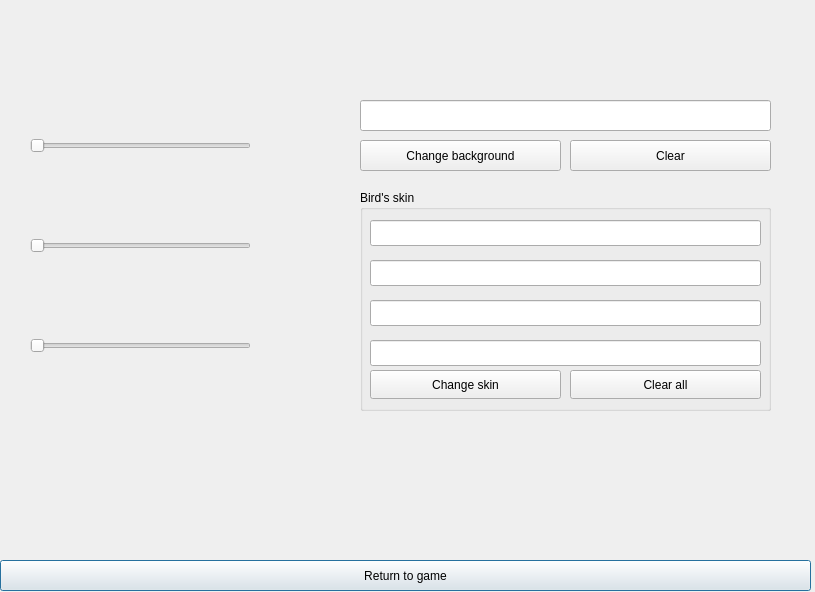
Old version of the form settingswindow.ui in the repository yuras11/Flappy_Bird.
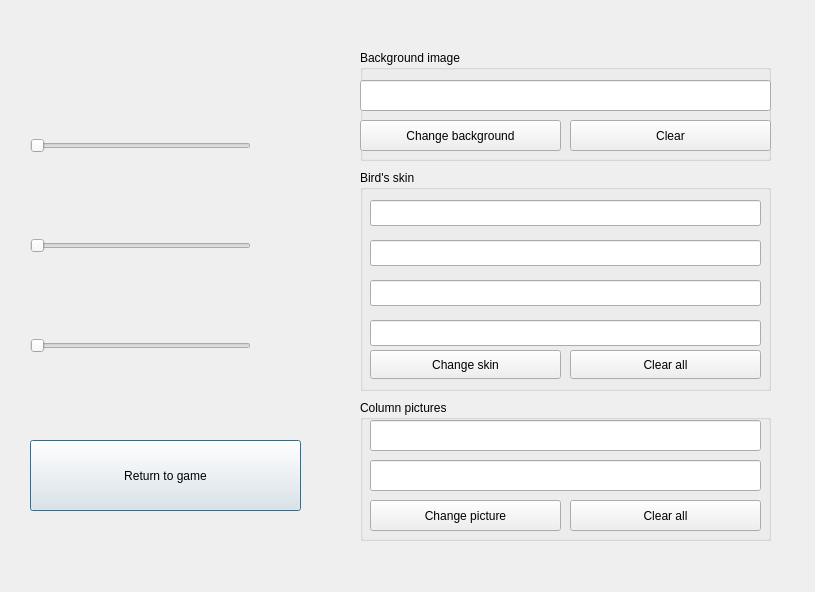
New version of the form.

What changed in the file:
```diff
--- a/settingswindow.ui
+++ b/settingswindow.ui
@@ -29,10 +29,10 @@
   <widget class="QPushButton" name="ReturnButton">
    <property name="geometry">
     <rect>
-     <x>0</x>
-     <y>560</y>
-     <width>811</width>
-     <height>31</height>
+     <x>30</x>
+     <y>440</y>
+     <width>271</width>
+     <height>71</height>
     </rect>
    </property>
    <property name="text">
@@ -65,56 +65,11 @@
     <enum>Qt::Horizontal</enum>
    </property>
   </widget>
-  <widget class="QLineEdit" name="LineForBackground">
+  <widget class="QGroupBox" name="BirdSkinGroupBox">
    <property name="geometry">
     <rect>
      <x>360</x>
-     <y>100</y>
-     <width>411</width>
-     <height>31</height>
-    </rect>
-   </property>
-   <property name="locale">
-    <locale language="English" country="UnitedStates"/>
-   </property>
-   <property name="inputMethodHints">
-    <set>Qt::ImhNone</set>
-   </property>
-   <property name="text">
-    <string/>
-   </property>
-  </widget>
-  <widget class="QPushButton" name="ButtonForBackground">
-   <property name="geometry">
-    <rect>
-     <x>360</x>
-     <y>140</y>
-     <width>201</width>
-     <height>31</height>
-    </rect>
-   </property>
-   <property name="text">
-    <string>Change background</string>
-   </property>
-  </widget>
-  <widget class="QPushButton" name="ClearBackgroundButton">
-   <property name="geometry">
-    <rect>
-     <x>570</x>
-     <y>140</y>
-     <width>201</width>
-     <height>31</height>
-    </rect>
-   </property>
-   <property name="text">
-    <string>Clear</string>
-   </property>
-  </widget>
-  <widget class="QGroupBox" name="groupBox">
-   <property name="geometry">
-    <rect>
-     <x>360</x>
-     <y>190</y>
+     <y>170</y>
      <width>411</width>
      <height>221</height>
     </rect>
@@ -189,6 +144,123 @@
     </property>
    </widget>
   </widget>
+  <widget class="QGroupBox" name="ColumnPicturesGroupBox">
+   <property name="geometry">
+    <rect>
+     <x>360</x>
+     <y>400</y>
+     <width>411</width>
+     <height>141</height>
+    </rect>
+   </property>
+   <property name="title">
+    <string>Column pictures</string>
+   </property>
+   <widget class="QLineEdit" name="LineForUpperColumnPicture">
+    <property name="geometry">
+     <rect>
+      <x>10</x>
+      <y>20</y>
+      <width>391</width>
+      <height>31</height>
+     </rect>
+    </property>
+   </widget>
+   <widget class="QPushButton" name="ChangeColumnPicturesButton">
+    <property name="geometry">
+     <rect>
+      <x>10</x>
+      <y>100</y>
+      <width>191</width>
+      <height>31</height>
+     </rect>
+    </property>
+    <property name="text">
+     <string>Change picture</string>
+    </property>
+   </widget>
+   <widget class="QPushButton" name="ClearColumnPicturesButton">
+    <property name="geometry">
+     <rect>
+      <x>210</x>
+      <y>100</y>
+      <width>191</width>
+      <height>31</height>
+     </rect>
+    </property>
+    <property name="text">
+     <string>Clear all</string>
+    </property>
+   </widget>
+   <widget class="QLineEdit" name="LineForLowerColumnPicture">
+    <property name="geometry">
+     <rect>
+      <x>10</x>
+      <y>60</y>
+      <width>391</width>
+      <height>31</height>
+     </rect>
+    </property>
+   </widget>
+  </widget>
+  <widget class="QGroupBox" name="BackgroundGroupBox">
+   <property name="geometry">
+    <rect>
+     <x>360</x>
+     <y>50</y>
+     <width>411</width>
+     <height>111</height>
+    </rect>
+   </property>
+   <property name="title">
+    <string>Background image</string>
+   </property>
+   <widget class="QLineEdit" name="LineForBackground">
+    <property name="geometry">
+     <rect>
+      <x>0</x>
+      <y>30</y>
+      <width>411</width>
+      <height>31</height>
+     </rect>
+    </property>
+    <property name="locale">
+     <locale language="English" country="UnitedStates"/>
+    </property>
+    <property name="inputMethodHints">
+     <set>Qt::ImhNone</set>
+    </property>
+    <property name="text">
+     <string/>
+    </property>
+   </widget>
+   <widget class="QPushButton" name="ButtonForBackground">
+    <property name="geometry">
+     <rect>
+      <x>0</x>
+      <y>70</y>
+      <width>201</width>
+      <height>31</height>
+     </rect>
+    </property>
+    <property name="text">
+     <string>Change background</string>
+    </property>
+   </widget>
+   <widget class="QPushButton" name="ClearBackgroundButton">
+    <property name="geometry">
+     <rect>
+      <x>210</x>
+      <y>70</y>
+      <width>201</width>
+      <height>31</height>
+     </rect>
+    </property>
+    <property name="text">
+     <string>Clear</string>
+    </property>
+   </widget>
+  </widget>
  </widget>
  <resources/>
  <connections/>
```
